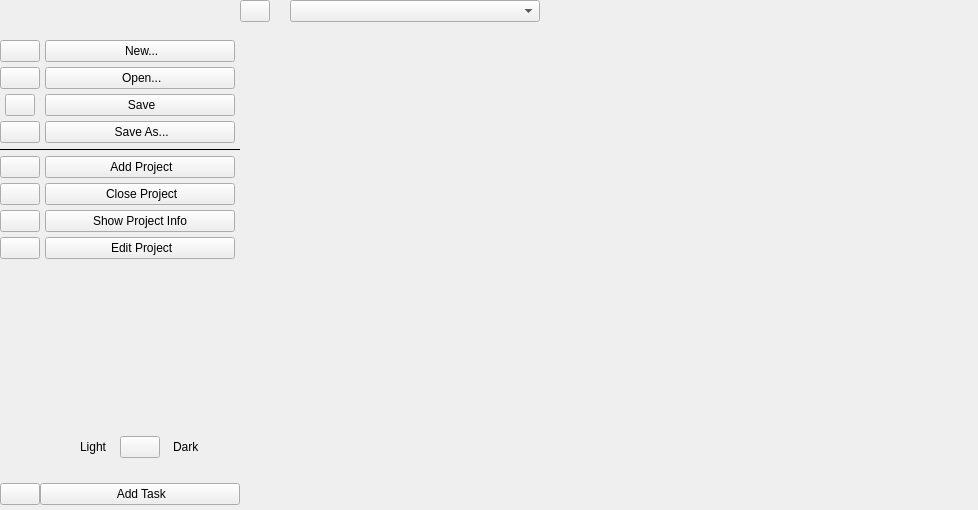
The window that ui_windows/main.ui (tillmees/SwiftNotes) describes before a commit, drawn with Qt 5.
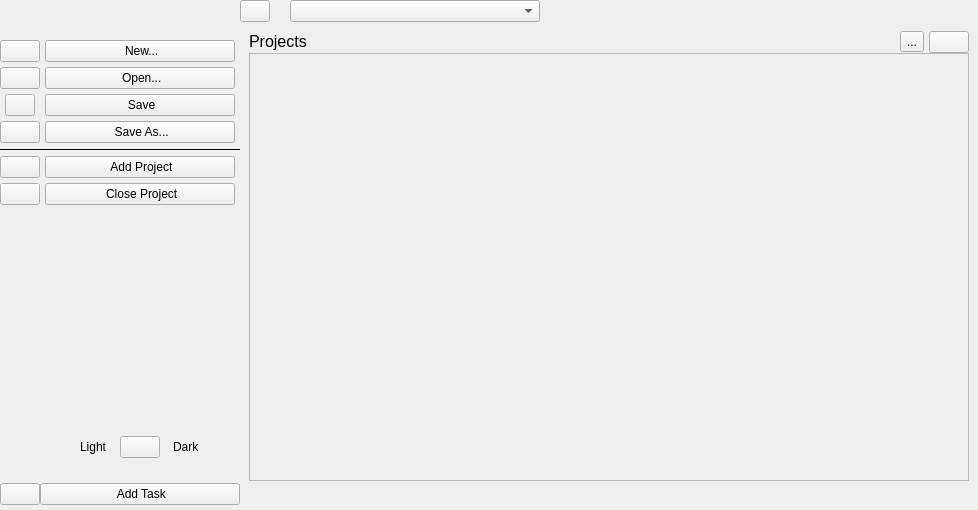
The same window after the commit. The open tabs and pages were chosen to show the change. Icons and pictures are not drawn.

Commit message: Add a project view

```diff
--- a/ui_windows/main.ui
+++ b/ui_windows/main.ui
@@ -17,6 +17,12 @@
    <iconset resource="../resources.qrc">
     <normaloff>:/icons/icons/swift-notes.svg</normaloff>:/icons/icons/swift-notes.svg</iconset>
   </property>
+  <property name="iconSize">
+   <size>
+    <width>55</width>
+    <height>55</height>
+   </size>
+  </property>
   <widget class="QWidget" name="centralwidget">
    <property name="styleSheet">
     <string notr="true"/>
@@ -203,34 +209,6 @@
            </property>
           </widget>
          </item>
-         <item alignment="Qt::AlignHCenter">
-          <widget class="QPushButton" name="pushButtonIconInfo">
-           <property name="text">
-            <string/>
-           </property>
-           <property name="icon">
-            <iconset resource="../resources.qrc">
-             <normaloff>:/icons/icons/info.svg</normaloff>:/icons/icons/info.svg</iconset>
-           </property>
-          </widget>
-         </item>
-         <item alignment="Qt::AlignHCenter">
-          <widget class="QPushButton" name="pushButtonIconEdit">
-           <property name="maximumSize">
-            <size>
-             <width>16777215</width>
-             <height>16777215</height>
-            </size>
-           </property>
-           <property name="text">
-            <string/>
-           </property>
-           <property name="icon">
-            <iconset resource="../resources.qrc">
-             <normaloff>:/icons/icons/edit-3.svg</normaloff>:/icons/icons/edit-3.svg</iconset>
-           </property>
-          </widget>
-         </item>
         </layout>
        </item>
        <item>
@@ -478,52 +456,6 @@
            </property>
           </widget>
          </item>
-         <item alignment="Qt::AlignHCenter">
-          <widget class="QPushButton" name="pushButtonFullInfo">
-           <property name="minimumSize">
-            <size>
-             <width>190</width>
-             <height>0</height>
-            </size>
-           </property>
-           <property name="text">
-            <string>Show Project Info</string>
-           </property>
-           <property name="icon">
-            <iconset resource="../resources.qrc">
-             <normaloff>:/icons/icons/info.svg</normaloff>:/icons/icons/info.svg</iconset>
-           </property>
-           <property name="iconSize">
-            <size>
-             <width>14</width>
-             <height>14</height>
-            </size>
-           </property>
-          </widget>
-         </item>
-         <item alignment="Qt::AlignHCenter">
-          <widget class="QPushButton" name="pushButtonFullEdit">
-           <property name="minimumSize">
-            <size>
-             <width>190</width>
-             <height>0</height>
-            </size>
-           </property>
-           <property name="text">
-            <string> Edit Project</string>
-           </property>
-           <property name="icon">
-            <iconset resource="../resources.qrc">
-             <normaloff>:/icons/icons/edit-3.svg</normaloff>:/icons/icons/edit-3.svg</iconset>
-           </property>
-           <property name="iconSize">
-            <size>
-             <width>14</width>
-             <height>14</height>
-            </size>
-           </property>
-          </widget>
-         </item>
         </layout>
        </item>
        <item>
@@ -1010,7 +942,161 @@
            </item>
           </layout>
          </widget>
-         <widget class="QWidget" name="ProjectPage"/>
+         <widget class="QWidget" name="ProjectPage">
+          <layout class="QVBoxLayout" name="verticalLayout_8">
+           <property name="spacing">
+            <number>0</number>
+           </property>
+           <property name="leftMargin">
+            <number>9</number>
+           </property>
+           <property name="topMargin">
+            <number>9</number>
+           </property>
+           <property name="rightMargin">
+            <number>9</number>
+           </property>
+           <property name="bottomMargin">
+            <number>29</number>
+           </property>
+           <item>
+            <layout class="QHBoxLayout" name="horizontalLayout_4">
+             <property name="spacing">
+              <number>5</number>
+             </property>
+             <property name="leftMargin">
+              <number>0</number>
+             </property>
+             <property name="rightMargin">
+              <number>0</number>
+             </property>
+             <item alignment="Qt::AlignVCenter">
+              <widget class="QLabel" name="label">
+               <property name="font">
+                <font>
+                 <pointsize>12</pointsize>
+                 <bold>false</bold>
+                </font>
+               </property>
+               <property name="text">
+                <string>Projects</string>
+               </property>
+              </widget>
+             </item>
+             <item>
+              <spacer name="horizontalSpacer_3">
+               <property name="orientation">
+                <enum>Qt::Horizontal</enum>
+               </property>
+               <property name="sizeHint" stdset="0">
+                <size>
+                 <width>40</width>
+                 <height>20</height>
+                </size>
+               </property>
+              </spacer>
+             </item>
+             <item alignment="Qt::AlignRight|Qt::AlignVCenter">
+              <widget class="QToolButton" name="toolButtonSort">
+               <property name="text">
+                <string>...</string>
+               </property>
+               <property name="icon">
+                <iconset resource="../resources.qrc">
+                 <normaloff>:/icons/icons/sliders.svg</normaloff>:/icons/icons/sliders.svg</iconset>
+               </property>
+              </widget>
+             </item>
+             <item alignment="Qt::AlignRight|Qt::AlignVCenter">
+              <widget class="QPushButton" name="pushButtonView">
+               <property name="maximumSize">
+                <size>
+                 <width>16777215</width>
+                 <height>16777215</height>
+                </size>
+               </property>
+               <property name="text">
+                <string/>
+               </property>
+               <property name="icon">
+                <iconset resource="../resources.qrc">
+                 <normaloff>:/icons/icons/list.svg</normaloff>:/icons/icons/list.svg</iconset>
+               </property>
+              </widget>
+             </item>
+            </layout>
+           </item>
+           <item>
+            <widget class="QStackedWidget" name="ProjectPagestackedWidget">
+             <property name="currentIndex">
+              <number>0</number>
+             </property>
+             <widget class="QWidget" name="pageList">
+              <layout class="QVBoxLayout" name="verticalLayout_9">
+               <property name="spacing">
+                <number>5</number>
+               </property>
+               <property name="leftMargin">
+                <number>0</number>
+               </property>
+               <property name="topMargin">
+                <number>0</number>
+               </property>
+               <property name="rightMargin">
+                <number>0</number>
+               </property>
+               <property name="bottomMargin">
+                <number>0</number>
+               </property>
+               <item>
+                <widget class="QScrollArea" name="scrollAreaProjectsList">
+                 <property name="verticalScrollBarPolicy">
+                  <enum>Qt::ScrollBarAsNeeded</enum>
+                 </property>
+                 <property name="widgetResizable">
+                  <bool>true</bool>
+                 </property>
+                 <widget class="QWidget" name="scrollAreaWidgetContentsProjectsList">
+                  <property name="geometry">
+                   <rect>
+                    <x>0</x>
+                    <y>0</y>
+                    <width>718</width>
+                    <height>420</height>
+                   </rect>
+                  </property>
+                  <layout class="QVBoxLayout" name="verticalLayout_11"/>
+                 </widget>
+                </widget>
+               </item>
+              </layout>
+             </widget>
+             <widget class="QWidget" name="pageGrid">
+              <layout class="QVBoxLayout" name="verticalLayout_14">
+               <item>
+                <widget class="QScrollArea" name="scrollArea">
+                 <property name="widgetResizable">
+                  <bool>true</bool>
+                 </property>
+                 <widget class="QWidget" name="scrollAreaWidgetContents">
+                  <property name="geometry">
+                   <rect>
+                    <x>0</x>
+                    <y>0</y>
+                    <width>700</width>
+                    <height>402</height>
+                   </rect>
+                  </property>
+                  <layout class="QVBoxLayout" name="verticalLayout_15"/>
+                 </widget>
+                </widget>
+               </item>
+              </layout>
+             </widget>
+            </widget>
+           </item>
+          </layout>
+         </widget>
         </widget>
        </item>
       </layout>
```
Left out of the diff: 23 changed lines with no effect on the pictures. The commit also changes 35 other files.
